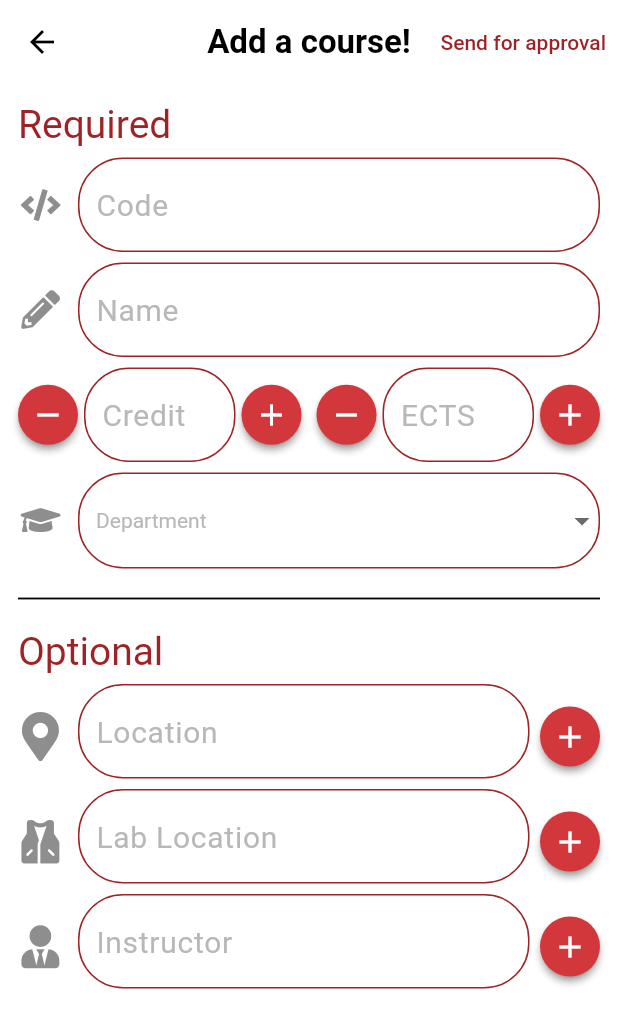
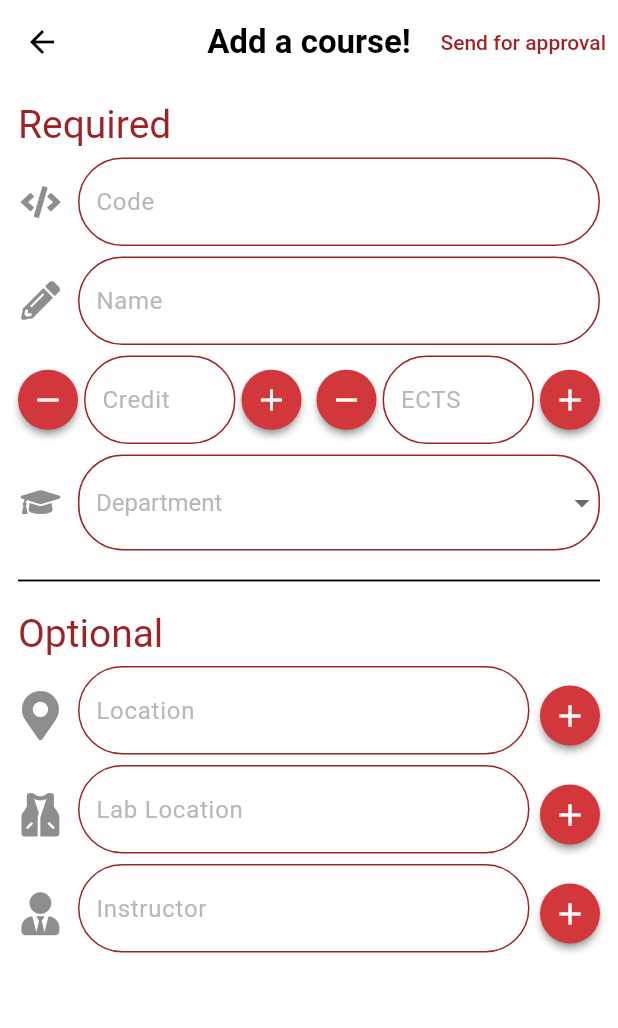
Before and after one commit to HomamAbosaleh/AGU-App, a Flutter app: the AddCourseScreen screen opened directly, on a phone screen of 412 x 824 dp. Shown: the top 1028 px of the screen. Run offline on Flutter 3.47's test engine with Material 2 defaults, Android fonts, the phone set to English and light mode, and no system bars; our stand-ins replace cloud_firestore, firebase_auth, firebase_core, flutter_bloc, font_awesome_flutter, geolocator and 4 more; accounts and stored records are empty.

Commit message:
Fixed theming thingies. Gatta fix them properly later tho

```diff
--- a/final_project/lib/UI/authenticate/login.dart
+++ b/final_project/lib/UI/authenticate/login.dart
@@ -77,6 +77,7 @@ class _LogInState extends State<LogIn> {
               style: TextStyle(
                 fontFamily: 'Roboto',
                 color: Theme.of(context).colorScheme.onSecondary,
+                fontSize: 16,
               ),
               cursorColor: gPrimaryGreyColor,
               controller: _userName,
@@ -89,6 +90,7 @@ class _LogInState extends State<LogIn> {
                 hintText: 'Username',
                 hintStyle: TextStyle(
                   color: Theme.of(context).colorScheme.secondaryVariant,
+                  fontSize: 16,
                 ),
               ),
             ),
@@ -103,6 +105,7 @@ class _LogInState extends State<LogIn> {
               style: TextStyle(
                 fontFamily: 'Roboto',
                 color: Theme.of(context).colorScheme.onSecondary,
+                fontSize: 16,
               ),
               cursorColor: gPrimaryGreyColor,
               obscureText: eye,
@@ -122,6 +125,7 @@ class _LogInState extends State<LogIn> {
                 hintText: 'Password',
                 hintStyle: TextStyle(
                   color: Theme.of(context).colorScheme.secondaryVariant,
+                  fontSize: 16,
                 ),
               ),
             ),
--- a/final_project/lib/UI/chat/conversation.dart
+++ b/final_project/lib/UI/chat/conversation.dart
@@ -105,6 +105,12 @@ class _ConversationState extends State<Conversation> {
                     child: Card(
                       elevation: 6,
                       child: TextField(
+                        style: TextStyle(
+                          fontFamily: 'Roboto',
+                          color: Theme.of(context).colorScheme.onSecondary,
+                          fontWeight: FontWeight.w500,
+                          fontSize: 16,
+                        ),
                         textAlignVertical: TextAlignVertical.center,
                         keyboardType: TextInputType.multiline,
                         scrollPadding: const EdgeInsets.only(top: 20),
--- a/final_project/lib/UI/courses/add_course_screen.dart
+++ b/final_project/lib/UI/courses/add_course_screen.dart
@@ -315,6 +315,7 @@ class _AddCourseScreenState extends State<AddCourseScreen> {
                   fontFamily: 'Roboto',
                   color: Theme.of(context).colorScheme.onSecondary,
                   fontWeight: FontWeight.w500,
+                  fontSize: 16,
                 ),
                 cursorColor: Theme.of(context).colorScheme.primary,
                 inputFormatters: [
@@ -334,6 +335,7 @@ class _AddCourseScreenState extends State<AddCourseScreen> {
                   hintStyle: TextStyle(
                     color: Theme.of(context).colorScheme.secondaryVariant,
                     fontWeight: FontWeight.w400,
+                    fontSize: 16,
                   ),
                   suffix: const Text('eg. \'COMP101\''),
                 ),
@@ -366,6 +368,7 @@ class _AddCourseScreenState extends State<AddCourseScreen> {
                   fontFamily: 'Roboto',
                   color: Theme.of(context).colorScheme.onSecondary,
                   fontWeight: FontWeight.w500,
+                  fontSize: 16,
                 ),
                 cursorColor: Theme.of(context).colorScheme.primary,
                 // inputFormatters: [
@@ -385,6 +388,7 @@ class _AddCourseScreenState extends State<AddCourseScreen> {
                   hintStyle: TextStyle(
                     color: Theme.of(context).colorScheme.secondaryVariant,
                     fontWeight: FontWeight.w400,
+                    fontSize: 16,
                   ),
                   suffix: const Text('eg. \'Art of Computing\''),
                 ),
@@ -435,6 +439,7 @@ class _AddCourseScreenState extends State<AddCourseScreen> {
                   fontFamily: 'Roboto',
                   color: Theme.of(context).colorScheme.onSecondary,
                   fontWeight: FontWeight.w500,
+                  fontSize: 16,
                 ),
                 cursorColor: Theme.of(context).colorScheme.primary,
                 inputFormatters: [
@@ -455,6 +460,7 @@ class _AddCourseScreenState extends State<AddCourseScreen> {
                   hintStyle: TextStyle(
                     color: Theme.of(context).colorScheme.secondaryVariant,
                     fontWeight: FontWeight.w400,
+                    fontSize: 16,
                   ),
                 ),
               ),
@@ -526,6 +532,7 @@ class _AddCourseScreenState extends State<AddCourseScreen> {
                   fontFamily: 'Roboto',
                   color: Theme.of(context).colorScheme.onSecondary,
                   fontWeight: FontWeight.w500,
+                  fontSize: 16,
                 ),
                 cursorColor: Theme.of(context).colorScheme.primary,
                 inputFormatters: [
@@ -545,6 +552,7 @@ class _AddCourseScreenState extends State<AddCourseScreen> {
                   hintStyle: TextStyle(
                     color: Theme.of(context).colorScheme.secondaryVariant,
                     fontWeight: FontWeight.w400,
+                    fontSize: 16,
                   ),
                 ),
               ),
@@ -609,7 +617,11 @@ class _AddCourseScreenState extends State<AddCourseScreen> {
                   return snapshot.data[0].map<Widget>((dynamic item) {
                     return Text(
                       item.name,
-                      style: const TextStyle(fontFamily: 'Roboto', fontWeight: FontWeight.w500),
+                      style: const TextStyle(
+                        fontFamily: 'Roboto',
+                        fontWeight: FontWeight.w500,
+                        fontSize: 16,
+                      ),
                     );
                   }).toList();
                 },
@@ -631,6 +643,7 @@ class _AddCourseScreenState extends State<AddCourseScreen> {
                 style: TextStyle(
                   fontFamily: 'Roboto',
                   color: Theme.of(context).colorScheme.onSecondary,
+                  fontSize: 16,
                 ),
               ),
             ),
@@ -676,6 +689,7 @@ class _AddCourseScreenState extends State<AddCourseScreen> {
                         fontFamily: 'Roboto',
                         color: Theme.of(context).colorScheme.onSecondary,
                         fontWeight: FontWeight.w500,
+                        fontSize: 16,
                       ),
                       cursorColor: Theme.of(context).colorScheme.primary,
                       focusNode: _locsNodes[index],
@@ -687,6 +701,7 @@ class _AddCourseScreenState extends State<AddCourseScreen> {
                         hintStyle: TextStyle(
                           color: Theme.of(context).colorScheme.secondaryVariant,
                           fontWeight: FontWeight.w400,
+                          fontSize: 16,
                         ),
                         suffix: const Text('eg. \'Online\''),
                       ),
@@ -772,6 +787,7 @@ class _AddCourseScreenState extends State<AddCourseScreen> {
                         fontFamily: 'Roboto',
                         color: Theme.of(context).colorScheme.onSecondary,
                         fontWeight: FontWeight.w500,
+                        fontSize: 16,
                       ),
                       cursorColor: Theme.of(context).colorScheme.primary,
                       focusNode: _labLocsNodes[index],
@@ -783,6 +799,7 @@ class _AddCourseScreenState extends State<AddCourseScreen> {
                         hintStyle: TextStyle(
                           color: Theme.of(context).colorScheme.secondaryVariant,
                           fontWeight: FontWeight.w400,
+                          fontSize: 16,
                         ),
                         suffix: const Text('eg. \'Comp Lab\''),
                       ),
@@ -868,6 +885,7 @@ class _AddCourseScreenState extends State<AddCourseScreen> {
                         fontFamily: 'Roboto',
                         color: Theme.of(context).colorScheme.onSecondary,
                         fontWeight: FontWeight.w500,
+                        fontSize: 16,
                       ),
                       cursorColor: Theme.of(context).colorScheme.primary,
                       focusNode: _instNodes[index],
@@ -879,6 +897,7 @@ class _AddCourseScreenState extends State<AddCourseScreen> {
                         hintStyle: TextStyle(
                           color: Theme.of(context).colorScheme.secondaryVariant,
                           fontWeight: FontWeight.w400,
+                          fontSize: 16,
                         ),
                       ),
                     ),
```
Also changed, not shown: final_project/lib/UI/api/currency.dart (+8 -3 lines), final_project/lib/UI/authenticate/forget_password.dart (+13 -24 lines), final_project/lib/UI/authenticate/signup.dart (+22 -3 lines), final_project/lib/UI/canteen/payment.dart (+13 -14 lines), final_project/lib/UI/chat/search.dart (+26 -8 lines), final_project/pubspec.lock.
